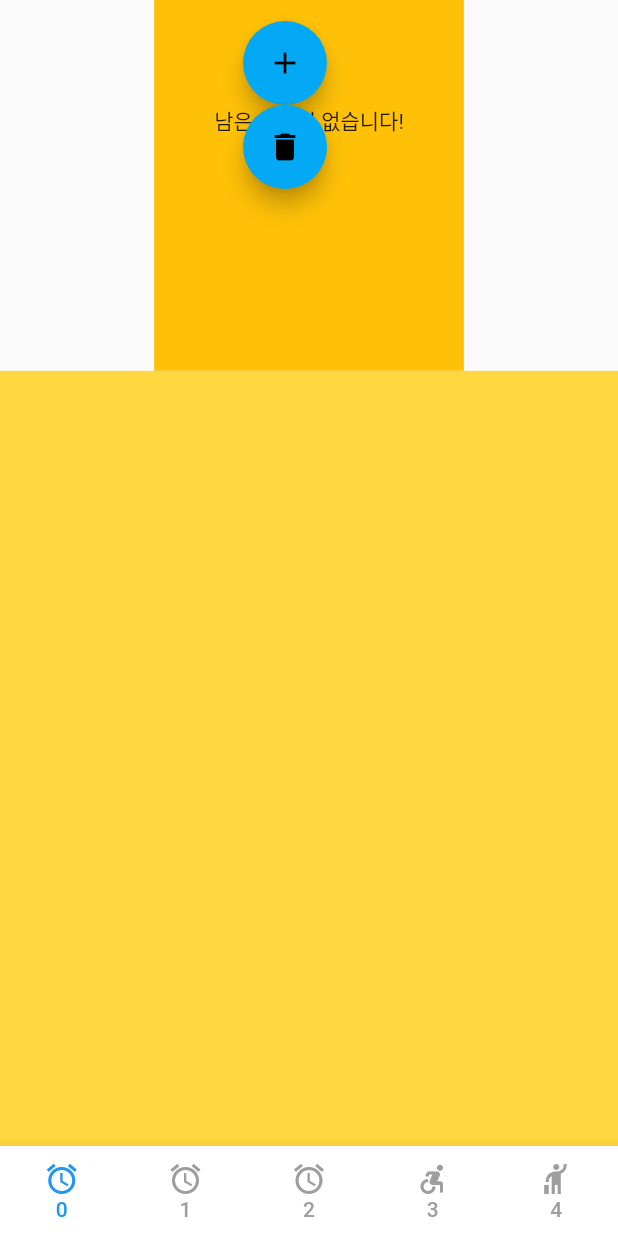
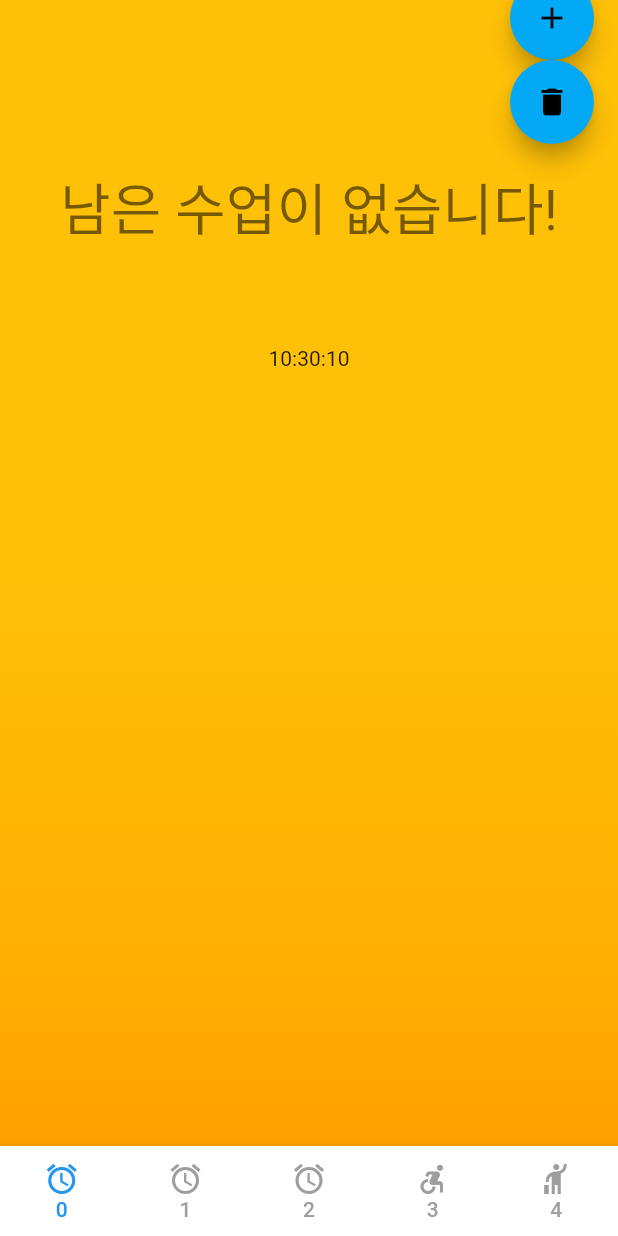
Before and after one commit to rooky0509/ontime, a Flutter app: the screen it shows after launch, after a tap on the "add" icon, after a tap on the "delete" icon, on a phone screen of 412 x 824 dp. Run offline on Flutter 3.47's test engine with Material 2 defaults, Android fonts, the light colour scheme and no system bars; our stand-ins replace shared_preferences.

Commit message:
TimeTable : maintime남은시간버그 수정, sort방법 변경-> 에러수정

```diff
--- a/lib/SaveData.dart
+++ b/lib/SaveData.dart
@@ -73,30 +73,49 @@ class Cell {  //1과목
     );
   }
 
+  DateTime toDateTime(DateTime today, {bool type = true}){
+    today = today.subtract(Duration(milliseconds: today.millisecond));
+    List<int> target = type?start:end;
+    int targetHour = target[0];
+    int targetMin = target[1];
+    int targetSec = target[2];
+    DateTime targetTime = DateTime(today.year, today.month, today.day, targetHour, targetMin, targetSec);
+    return targetTime;
+  }
+
   Map<String,dynamic> remainDuration(DateTime today){
-    //DateTime now = DateTime.now();
+    today = today.subtract(Duration(milliseconds: today.millisecond));
+    /*
     int startHour = start[0];
     int startMin = start[1];
     int startSec = start[2];
     DateTime startTime = DateTime(today.year, today.month, today.day, startHour, startMin, startSec);
-    Duration remainToStartDuration = startTime.difference(today);
+    */
+    Duration remainToStartDuration = toDateTime(today,type:true).difference(today);
+    //DateFormat.Hms().format(remainToStartDuration);
     String startRemainText = "${remainToStartDuration.inHours.abs().toString().padLeft(2, "0")}:${remainToStartDuration.inMinutes.remainder(60).abs().toString().padLeft(2, "0")}:${remainToStartDuration.inSeconds.remainder(60).abs().toString().padLeft(2, "0")}";
-
+    /*
     int endHour = end[0];
     int endMin = end[1];
     int endSec = end[2];
     DateTime endTime = DateTime(today.year, today.month, today.day, endHour, endMin, endSec);
-    Duration remainToEndDuration = endTime.difference(today);
+    */
+    Duration remainToEndDuration = toDateTime(today,type:false).difference(today);
     String endRemainText = "${remainToEndDuration.inHours.abs().toString().padLeft(2, "0")}:${remainToEndDuration.inMinutes.remainder(60).abs().toString().padLeft(2, "0")}:${remainToEndDuration.inSeconds.remainder(60).abs().toString().padLeft(2, "0")}";
 
-    bool isStart = (remainToStartDuration.inMicroseconds > 0) & (remainToEndDuration.inMicroseconds > 0);
+    bool startYet = (remainToStartDuration.inMicroseconds > 0);
     bool endYet = (remainToEndDuration.inMicroseconds > 0);
+    bool isStart = startYet & endYet;
+
+    print("[$label]$subject : 0$remainToStartDuration -- 0$remainToEndDuration -- $startYet:$endYet");
+    print("[$label]$subject : $startRemainText        -- $endRemainText        -- ${today.millisecond}");
 
     return {
       "start" : startRemainText,
       "end" : endRemainText,
-      "isStart" : isStart,
-      "endYet" : endYet,
+      "startYet" : startYet, //ture : 넣은값이 아직 더 작음 / false : 넣은값이 더 커짐
+      "endYet" : endYet, //ture : 넣은값이 아직 더 작음 / false : 넣은값이 더 커짐
+      "isStart" : isStart, //ture : start< 값 <end
     };
   }
 
--- a/lib/TimeTable.dart
+++ b/lib/TimeTable.dart
@@ -2,6 +2,7 @@ import 'dart:convert';
 
 import 'package:flutter/material.dart';
 import 'package:shared_preferences/shared_preferences.dart';
+import 'package:intl/intl.dart';
 import 'dart:async';
 
 import 'SaveData.dart';
@@ -37,8 +38,8 @@ class _TimeTableState extends State<TimeTable> {
       //print(loadCell);
       print("load---------------${loadCell.label}}");
       return loadCell;
-    }).toList();
-    data[index]!.sort((a,b)=> (a.start[0]*360+a.start[1]*60+a.start[2]-b.start[0]*360+b.start[1]*60+b.start[2]) );
+    }).toList()..sort((a,b)=> a.remainDuration(b.toDateTime(today,type: true))["startYet"]?1:-1 );
+    //data[index]!;
 
     print("loadEnd");
   }
@@ -76,12 +77,15 @@ class _TimeTableState extends State<TimeTable> {
         int cellEndNextIndex = data[weekActiveIndex]!.indexWhere((element)=>element.remainDuration(today)["endYet"]);
         cellActiveIndex = cellEndNextIndex;
         //cellProgress = cellStartNextIndex == cellEndNextIndex;
-        print("cellActiveIndex=$cellActiveIndex // weekActiveIndex=$weekActiveIndex // data[$weekActiveIndex].length=${data[weekActiveIndex]!.length}");
+        //print("cellActiveIndex=$cellActiveIndex // weekActiveIndex=$weekActiveIndex // data[$weekActiveIndex].length=${data[weekActiveIndex]!.length}");
+        timerTest++;
+        //print("${timerTest} --> ${timerTest%(1*20)} ==> ${timerTest%(1*20) == 0}:${data[0]!.length <= 60}");
 
-        timerTest++;
-        if (timerTest%20 == 0){
+        if (timerTest%(1*20) == 0 & data[0]!.length <= 60){
           //data[0]!.add(Cell());
-          //print("${(data[0]??[]).length} =>> saved");
+          //print("saved");
+          //save(0);
+          //data[0]!.add(Cell(label: "$timerTest교시",subject: "기술가정",start: [today.hour,today.minute,today.second+10],end: [today.hour,today.minute,today.second+20]));
           //save(0);
         }
       });
@@ -162,7 +166,7 @@ class _TimeTableState extends State<TimeTable> {
                       isMainCell?(cell.start.map((e) => "$e".padLeft(2,"0")).join(":")+"~"):"",
                       textAlign: TextAlign.right,
                       style: TextStyle(
-                        fontSize: 20,
+                        fontSize: 20, // 시작값
                         color: isStart ? Colors.blue : Colors.black54, //mainCell이 아니면 안보여질 텍스트 -> mainCell을 조건에 넣을 필요가 없음
                         fontWeight: FontWeight.bold,
                         letterSpacing: 2.0
@@ -182,7 +186,7 @@ class _TimeTableState extends State<TimeTable> {
                       "~"+cell.end.map((e) => "$e".padLeft(2,"0")).join(":"),
                       textAlign: TextAlign.right,
                       style: TextStyle(
-                        fontSize: 20,
+                        fontSize: 20, // 끝값
                         color: isMainCell&!isStart ? Colors.blue : Colors.black54, //mainCell이 아니면 isStart=false -> mainCell이 아니면 무조건 거짓 -> mainCell을 조건에 넣어야함
                         fontWeight: FontWeight.bold,
                         letterSpacing: 2.0
@@ -208,32 +212,60 @@ class _TimeTableState extends State<TimeTable> {
     }
     //https://www.youtube.com/watch?v=T4Uehk3_wlY
     return Scaffold(
+      backgroundColor: Colors.amber, // widget과 widget사이의 공간 매우기
       body: Column(
       //mainAxisSize: MainAxisSize.min,
       children: <Widget>[
+        Stack(
+          alignment: Alignment.center,
+          children: [
             cellActiveIndex == -1?
             Container(
-          color: Colors.amber,
+              //color: Colors.amber, //특정색(남은시간 배경색) ==> Scaffold색으로 사용
+              width: double.infinity,
               height: MediaQuery.of(context).size.height*0.3,
               padding: EdgeInsets.fromLTRB(40, 70, 40, 40),
-          child: Text("남은 수업이 없습니다!")//Cell(label: "1교시$timerTest",subject: "과학",teacher: "가나다",start: [08,30,00], end: [09,20,00]))
+              child: FittedBox(
+                child:Text(
+                  "남은 수업이 없습니다!",
+                  textAlign: TextAlign.center,
+                  style: TextStyle(
+                    color: Colors.black54,
+                  ),
+                )
+              )
+              //Cell(label: "1교시$timerTest",subject: "과학",teacher: "가나다",start: [08,30,00], end: [09,20,00]))
             ):
             Container(
-          color: Colors.amber,
+              //color: Colors.amber, //특정색(타이머 배경색) ==> Scaffold색으로 사용
+              width: double.infinity,
               height: MediaQuery.of(context).size.height*0.3,
               padding: EdgeInsets.fromLTRB(40, 70, 40, 40),
               child: topActive(data[weekActiveIndex]![cellActiveIndex], isMainCell: true)//Cell(label: "1교시$timerTest",subject: "과학",teacher: "가나다",start: [08,30,00], end: [09,20,00]))
             ),
+            Positioned(bottom: 0, child: Text(DateFormat.Hms().format(today))),
+          ],
+        ),
         Expanded(
           child : Container(
-            color: Colors.amberAccent,
+            decoration: BoxDecoration(
+              gradient: LinearGradient(
+                begin: Alignment.topCenter,
+                end: Alignment.bottomCenter,
+                colors: [
+                  Colors.amber.withOpacity(0),
+                  Colors.amber.shade700,
+                ],
+              ),
+            ),
+            //color: Colors.amberAccent, //리스트 배경색 ==> BoxDecoration사용으로 필요가 없어짐
             //padding: EdgeInsets.all(40),
             child: ListView.builder(
               shrinkWrap: true,
               itemCount:  data[0]!.length,
               itemBuilder: (context, index) =>
               Card(
-                color: index==cellActiveIndex?Colors.amber:Colors.blue,
+                color: index==cellActiveIndex?Colors.amber:Colors.blue, //리스트카드 색
                 child: Container(
                   padding: EdgeInsets.fromLTRB(50,20,50,20),
                   child: topActive(data[0]![index]),//topActive(Cell(label: "$index교시")),
@@ -251,14 +283,11 @@ class _TimeTableState extends State<TimeTable> {
     ),
     floatingActionButton: Column(
       children: <Widget>[
-        Container(
-          height: 30,
-        ),
         FloatingActionButton(
           child: Icon(Icons.add),
           onPressed: (){
             //saveData.remove('cellList_0');
-        data[0]!.add(Cell(label: "$timerTest교시",subject: "기술가정",start: [today.hour,today.minute+2,today.second],end: [today.hour,today.minute+4,today.second]));
+            data[0]!.add(Cell(label: "$timerTest교시",subject: "기술가정",start: [today.hour,today.minute,today.second+10],end: [today.hour,today.minute,today.second+20]));
             save(0);
             print("addaddadd");
           },
--- a/pubspec.yaml
+++ b/pubspec.yaml
@@ -35,6 +35,7 @@ dependencies:
   # Use with the CupertinoIcons class for iOS style icons.
   cupertino_icons: ^1.0.2
   shared_preferences: ^2.0.13
+  intl: ^0.17.0
 
 dev_dependencies:
   flutter_test:
```
Also changed, not shown: pubspec.lock. Lines whose indentation alone changed are shown as unchanged.
